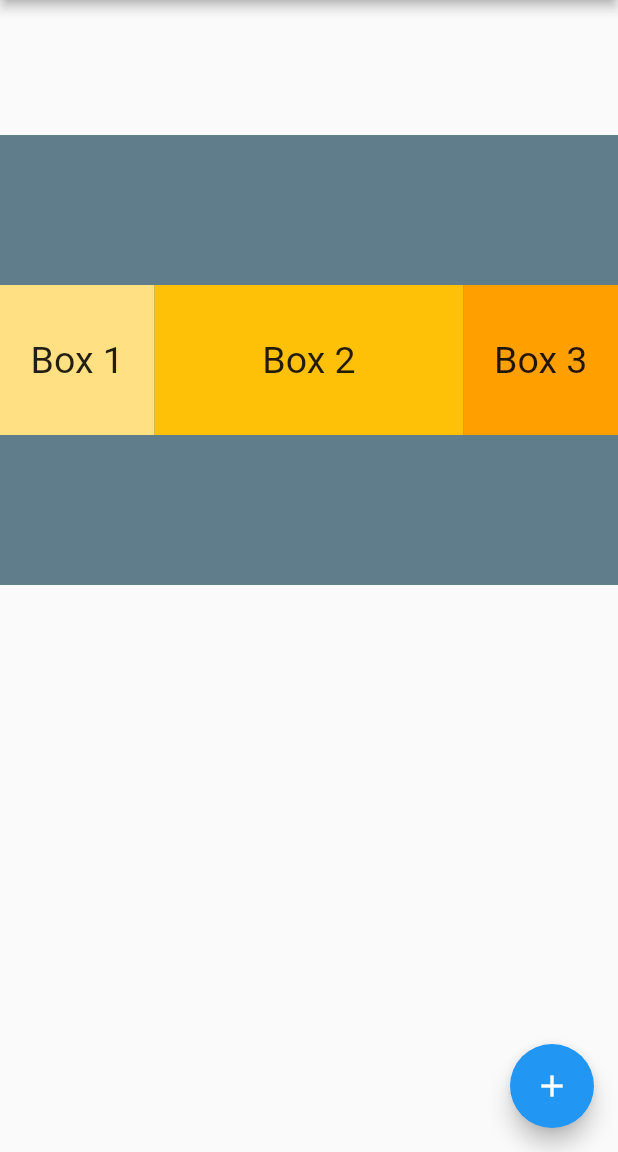
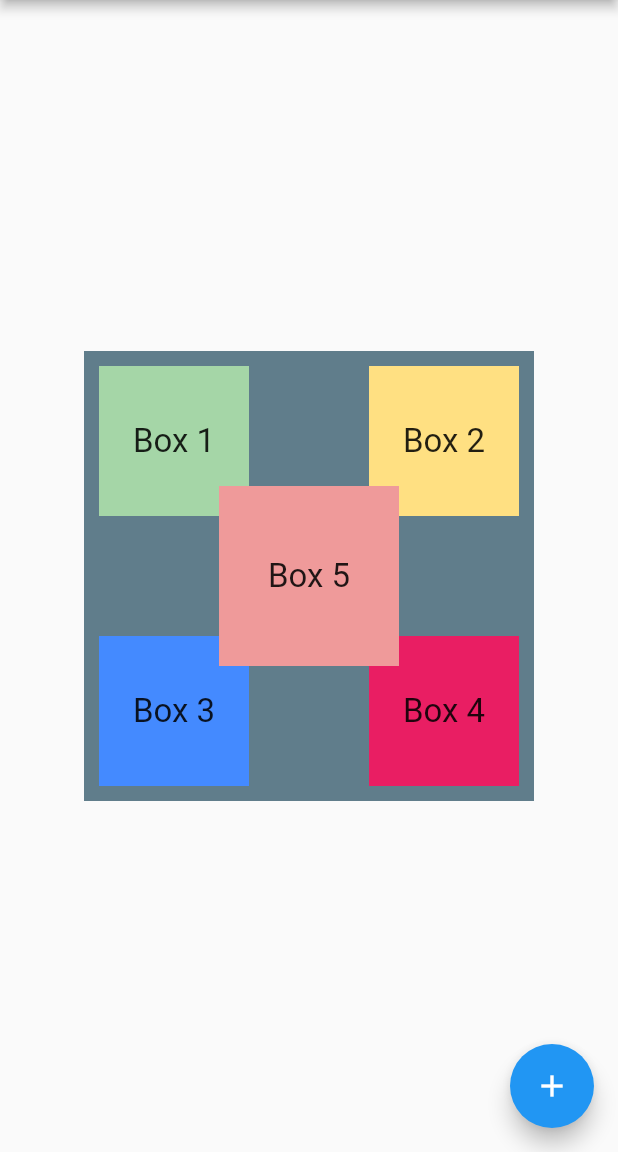
Before and after one commit to mdidech/flutter-fb-appbar, a Flutter app: the screen it shows after launch, on a phone screen of 412 x 824 dp, the part 84-1236 px from its top. Run offline on Flutter 3.47's test engine with Material 2 defaults, Android fonts, the phone set to English and light mode, and no system bars.

Commit message:
use center and stack and positioned widgets

```diff
--- a/lib/main.dart
+++ b/lib/main.dart
@@ -52,55 +52,84 @@ class FacebookApp extends StatelessWidget {
           onPressed: () {},
           child: Icon(Icons.add),
         ),
-        body: Padding(
-          padding: EdgeInsets.only(top: 90),
+        body: Center(
             child: Container(
+          width: 300,
+          height: 300,
+          padding: EdgeInsets.all(10),
           color: Colors.blueGrey,
-            height: 300,
-            child: Row(
+          child: Stack(
             children: [
-                Expanded(
-                  flex: 1,
+              Positioned(
+                top: 0,
+                left: 0,
                 child: Container(
-                    color: Colors.amber[200],
                   width: 100,
                   height: 100,
+                  color: Colors.green[200],
                   alignment: Alignment.center,
                   child: Text(
                     "Box 1",
-                      style: TextStyle(fontSize: 25),
+                    style: TextStyle(fontSize: 22),
                   ),
                 ),
               ),
-                Expanded(
-                  flex: 2,
+              Positioned(
+                top: 0,
+                right: 0,
                 child: Container(
-                    color: Colors.amber[500],
+                  alignment: Alignment.center,
                   width: 100,
                   height: 100,
-                    alignment: Alignment.center,
+                  color: Colors.amber[200],
                   child: Text(
                     "Box 2",
-                      style: TextStyle(fontSize: 25),
+                    style: TextStyle(fontSize: 22),
                   ),
                 ),
               ),
-                Expanded(
-                  flex: 1,
+              Positioned(
+                bottom: 0,
+                left: 0,
                 child: Container(
-                    color: Colors.amber[700],
+                  alignment: Alignment.center,
                   width: 100,
                   height: 100,
-                    alignment: Alignment.center,
+                  color: Colors.blueAccent,
                   child: Text(
                     "Box 3",
-                      style: TextStyle(fontSize: 25),
+                    style: TextStyle(fontSize: 22),
+                  ),
+                ),
+              ),
+              Positioned(
+                bottom: 0,
+                right: 0,
+                child: Container(
+                  alignment: Alignment.center,
+                  width: 100,
+                  height: 100,
+                  color: Colors.pink,
+                  child: Text(
+                    "Box 4",
+                    style: TextStyle(fontSize: 22),
+                  ),
+                ),
+              ),
+              Center(
+                child: Container(
+                  alignment: Alignment.center,
+                  width: 120,
+                  height: 120,
+                  color: Colors.red[200],
+                  child: Text(
+                    "Box 5",
+                    style: TextStyle(fontSize: 22),
                   ),
                 ),
               ),
             ],
           ),
-          ),
-        ));
+        )));
   }
 }
```
Lines whose indentation alone changed are shown as unchanged.
